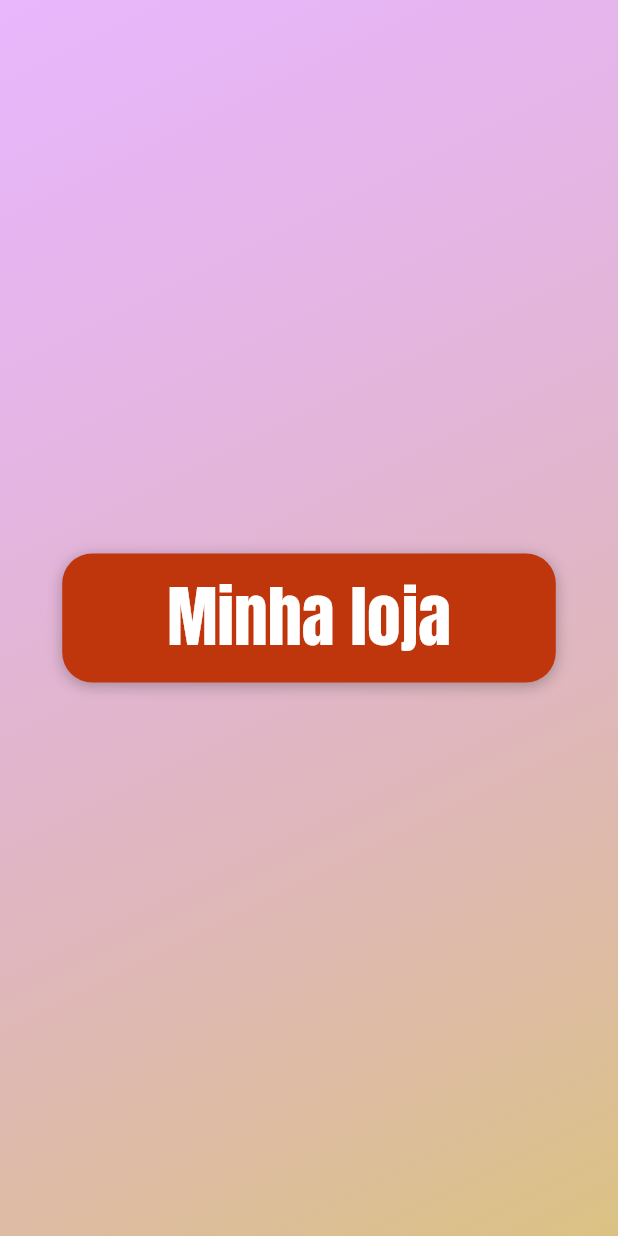
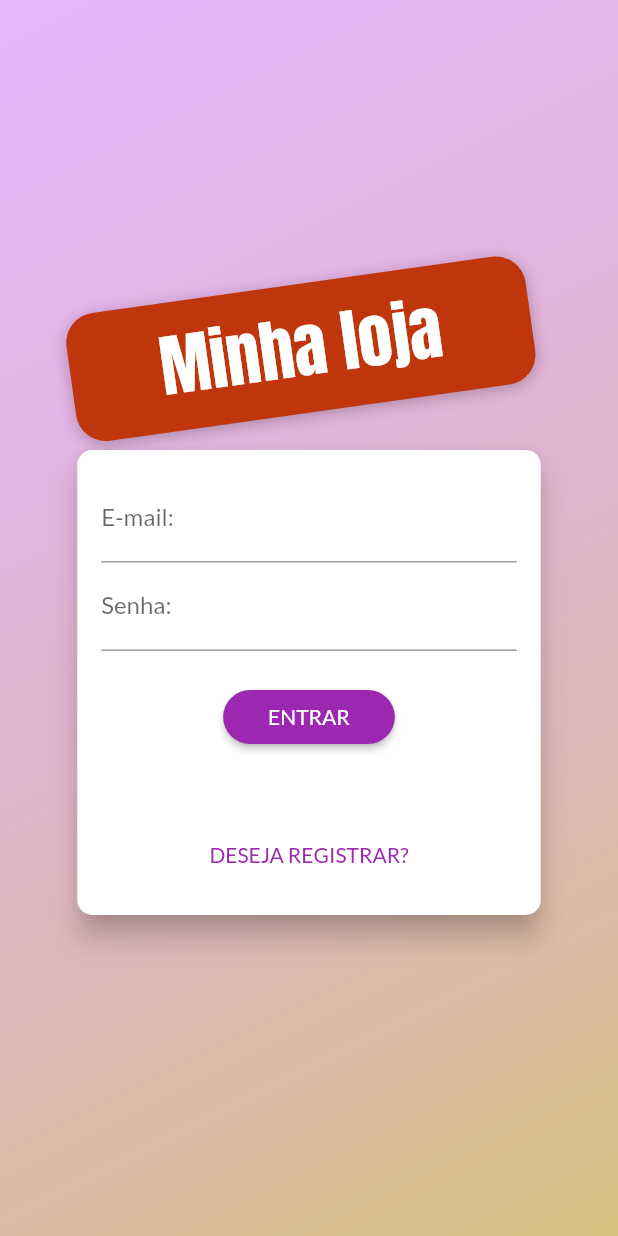
Before and after one commit to mateusdiasherculano/myStore, a Flutter app: the screen it shows after launch, on a phone screen of 412 x 824 dp. Run offline on Flutter 3.47's test engine with Material 2 defaults, Android fonts, the phone set to English and light mode, and no system bars.

Commit message:
atualizações

```diff
--- /dev/null
+++ b/lib/components/auth_form.dart
@@ -0,0 +1,122 @@
+import 'package:flutter/cupertino.dart';
+import 'package:flutter/material.dart';
+import 'package:flutter/src/foundation/key.dart';
+import 'package:flutter/src/widgets/framework.dart';
+
+enum AuthMode { Signup, Login }
+
+class AuthForm extends StatefulWidget {
+  const AuthForm({Key? key}) : super(key: key);
+
+  @override
+  State<AuthForm> createState() => _AuthFormState();
+}
+
+class _AuthFormState extends State<AuthForm> {
+  final _passwordController = TextEditingController();
+  AuthMode _authMode = AuthMode.Login;
+  final Map<String, String> _authData = {
+    'email': '',
+    'password': '',
+  };
+
+  bool _isLogin() => _authMode == AuthMode.Login;
+  bool _isSignup() => _authMode == AuthMode.Signup;
+
+  void _switchAuthMode() {
+    setState(() {
+      if (_isLogin()) {
+        _authMode = AuthMode.Signup;
+      } else {
+        _authMode = AuthMode.Login;
+      }
+    });
+  }
+
+  void _submit() {}
+
+  @override
+  Widget build(BuildContext context) {
+    final deviceSize = MediaQuery.of(context).size;
+    return Card(
+      elevation: 8,
+      shape: RoundedRectangleBorder(
+        borderRadius: BorderRadius.circular(10),
+      ),
+      child: Container(
+        padding: const EdgeInsets.all(16),
+        height: _isLogin() ? 310 : 400,
+        width: deviceSize.width * 0.75,
+        child: Form(
+          child: Column(
+            children: [
+              TextFormField(
+                decoration: const InputDecoration(labelText: 'E-mail:'),
+                keyboardType: TextInputType.emailAddress,
+                onSaved: (email) => _authData['email'] = email ?? '',
+                validator: (_email) {
+                  final email = _email ?? '';
+                  if (email.trim().isEmpty || !email.contains('@')) {
+                    return 'informe um email válido';
+                  }
+                  return null;
+                },
+              ),
+              TextFormField(
+                decoration: const InputDecoration(labelText: 'Senha:'),
+                keyboardType: TextInputType.emailAddress,
+                obscureText: true,
+                controller: _passwordController,
+                onSaved: (password) => _authData['password'] = password ?? '',
+                validator: (_password) {
+                  final password = _password ?? '';
+                  if (password.isEmpty || password.length < 5) {
+                    return 'Informe uma senha válida';
+                  }
+                  return null;
+                },
+              ),
+              if (_isSignup())
+                TextFormField(
+                  decoration:
+                      const InputDecoration(labelText: 'Confirmar Senha:'),
+                  keyboardType: TextInputType.emailAddress,
+                  obscureText: true,
+                  validator: _isLogin()
+                      ? null
+                      : (_password) {
+                          final password = _password ?? '';
+                          if (password != _passwordController.text) {
+                            return 'Senhas informadas não conferem.';
+                          }
+                          return null;
+                        },
+                ),
+              const SizedBox(height: 20),
+              ElevatedButton(
+                onPressed: _submit,
+                style: ElevatedButton.styleFrom(
+                  shape: RoundedRectangleBorder(
+                      borderRadius: BorderRadius.circular(30)),
+                  padding: const EdgeInsets.symmetric(
+                    horizontal: 30,
+                    vertical: 8,
+                  ),
+                ),
+                child: Text(
+                  _authMode == AuthMode.Login ? 'ENTRAR' : 'REGISTRAR',
+                ),
+              ),
+              const Spacer(),
+              TextButton(
+                onPressed: _switchAuthMode,
+                child:
+                    Text(_isLogin() ? 'DESEJA REGISTRAR?' : 'JÁ POSSUI CONTA?'),
+              ),
+            ],
+          ),
+        ),
+      ),
+    );
+  }
+}
--- a/lib/screens/auth_screen.dart
+++ b/lib/screens/auth_screen.dart
@@ -1,6 +1,9 @@
+import 'dart:math';
+
 import 'package:flutter/material.dart';
 import 'package:flutter/src/foundation/key.dart';
 import 'package:flutter/src/widgets/framework.dart';
+import 'package:shop/components/auth_form.dart';
 
 class AuthScreen extends StatelessWidget {
   const AuthScreen({Key? key}) : super(key: key);
@@ -31,17 +34,20 @@ class AuthScreen extends StatelessWidget {
                 children: [
                   Container(
                     padding: const EdgeInsets.symmetric(
-                      horizontal: 70,
+                      horizontal: 60,
                       vertical: 10,
                     ),
+                    transform: Matrix4.rotationZ(-8 * pi / 180)
+                      ..translate(-10.0),
                     decoration: BoxDecoration(
                       borderRadius: BorderRadius.circular(20),
                       color: Colors.deepOrange.shade900,
                       boxShadow: const [
                         BoxShadow(
-                            blurRadius: 8,
-                            color: Colors.black26,
-                            offset: Offset(0, 2))
+                          blurRadius: 8,
+                          color: Colors.black26,
+                          offset: Offset(0, 2),
+                        ),
                       ],
                     ),
                     child: Text(
@@ -54,6 +60,7 @@ class AuthScreen extends StatelessWidget {
                       ),
                     ),
                   ),
+                  AuthForm(),
                 ],
               ),
             ),
```
